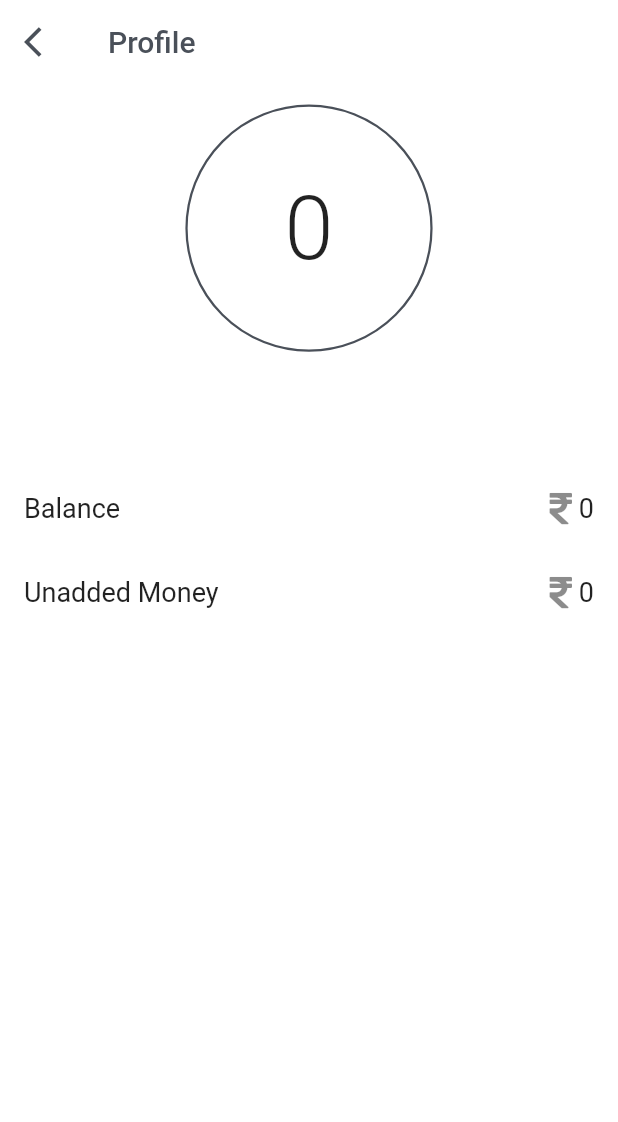
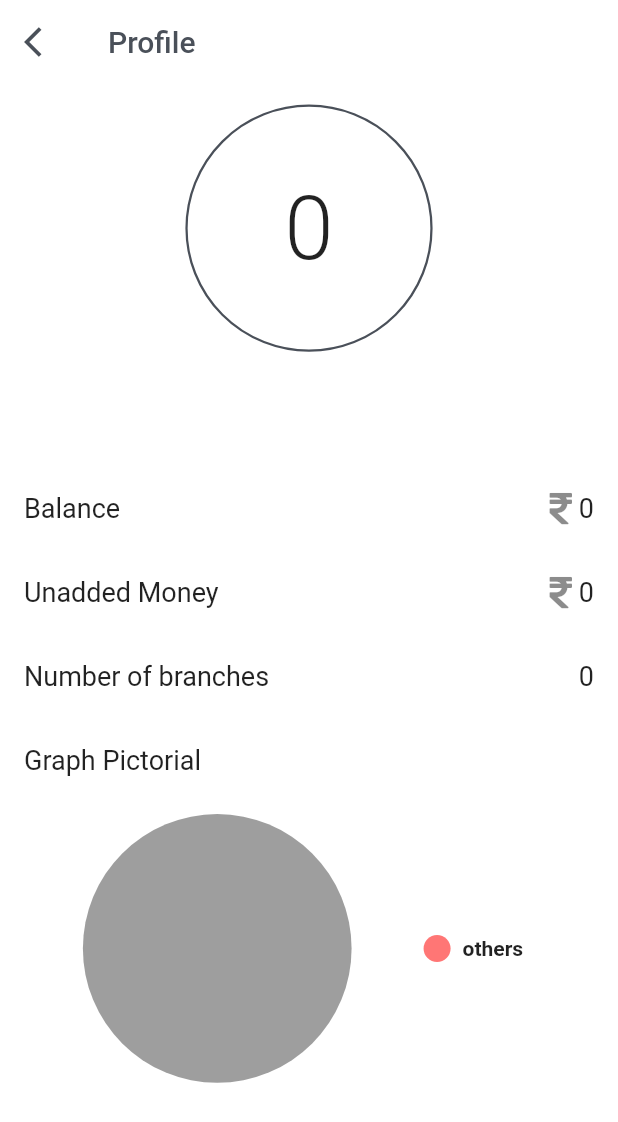
Before and after one commit to yash1200/BankGit, a Flutter app: the UserProfile screen opened directly, on a phone screen of 412 x 824 dp. Shown: the top 1122 px of the screen. Run offline on Flutter 3.47's test engine with Material 2 defaults, Android fonts, the phone set to English and light mode, and no system bars; drawn by our look-alikes of pie_chart; our stand-ins replace cloud_firestore, firebase_auth, flutter_spinkit, font_awesome_flutter; missing offline and left inert: flutter_upi; accounts and stored records are empty.

Commit message:
graph added

```diff
--- a/lib/ui/views/UserProfile.dart
+++ b/lib/ui/views/UserProfile.dart
@@ -1,8 +1,10 @@
+import 'package:bank_management/FirebaseFunctions/FirebaseFun.dart';
 import 'package:bank_management/provider/AppProvider.dart';
 import 'package:bank_management/utils/Style.dart';
 import 'package:flutter/cupertino.dart';
 import 'package:flutter/material.dart';
 import 'package:font_awesome_flutter/font_awesome_flutter.dart';
+import 'package:pie_chart/pie_chart.dart';
 import 'package:provider/provider.dart';
 
 class UserProfile extends StatefulWidget {
@@ -112,6 +114,41 @@ class _UserProfileState extends State<UserProfile> {
               ],
             ),
           ),
+          ListTile(
+            title: Text(
+              'Number of branches',
+              style: textStyle,
+            ),
+            trailing: Text(
+              provider.getUser.branches.toString(),
+              style: textStyle,
+            ),
+          ),
+          ListTile(
+            title: Text(
+              'Graph Pictorial',
+              style: textStyle,
+            ),
+          ),
+          FutureBuilder(
+            future: getBalanceMap(),
+            builder: (context, snapshot) {
+              if (snapshot.hasData) {
+                return PieChart(
+                  dataMap: snapshot.data,
+                  legendFontColor: darkColor,
+                  legendFontWeight: FontWeight.w400,
+                  legendFontSize: 16,
+                  chartRadius: size.width / 2.3,
+                  chartValuesColor: darkColor,
+                );
+              } else {
+                return Center(
+                  child: CircularProgressIndicator(),
+                );
+              }
+            },
+          ),
         ],
       ),
     );
--- a/pubspec.yaml
+++ b/pubspec.yaml
@@ -31,6 +31,7 @@ dependencies:
   flutter_upi:
   provider:
   flutter_launcher_icons:
+  pie_chart:
 
 dev_dependencies:
   flutter_test:
```
Also changed, not shown: lib/FirebaseFunctions/FirebaseFun.dart (+18 -1 lines), lib/ui/views/CreateBranch.dart (+5 -2 lines), lib/ui/views/HomePage.dart (+51 -1 lines), pubspec.lock.
